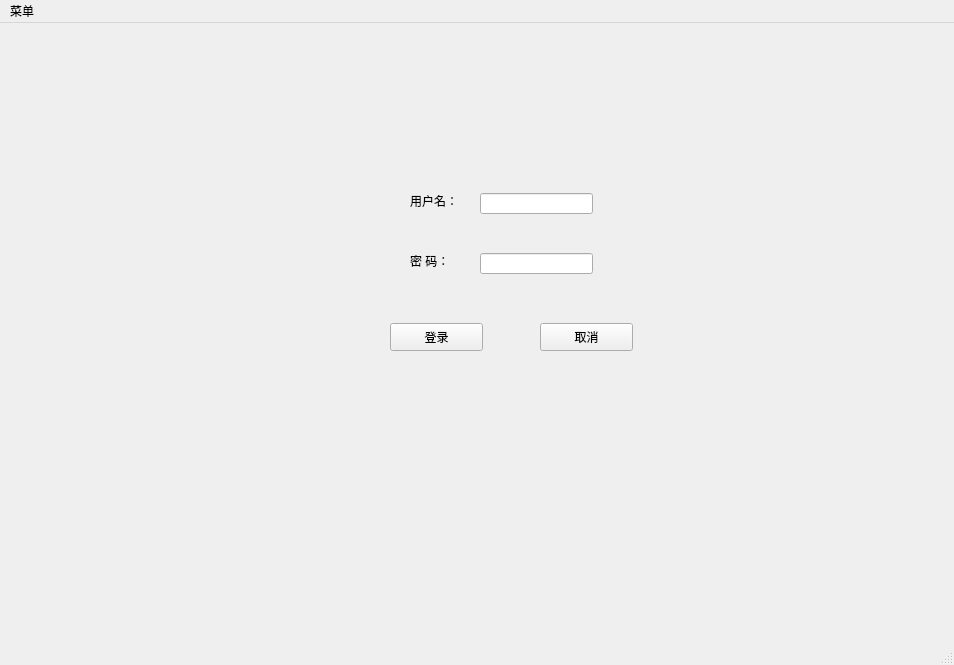
The window that pro0714/v0.1/ui/main.ui (xqhxxx/Pycodes) describes before a commit, drawn with Qt 5.
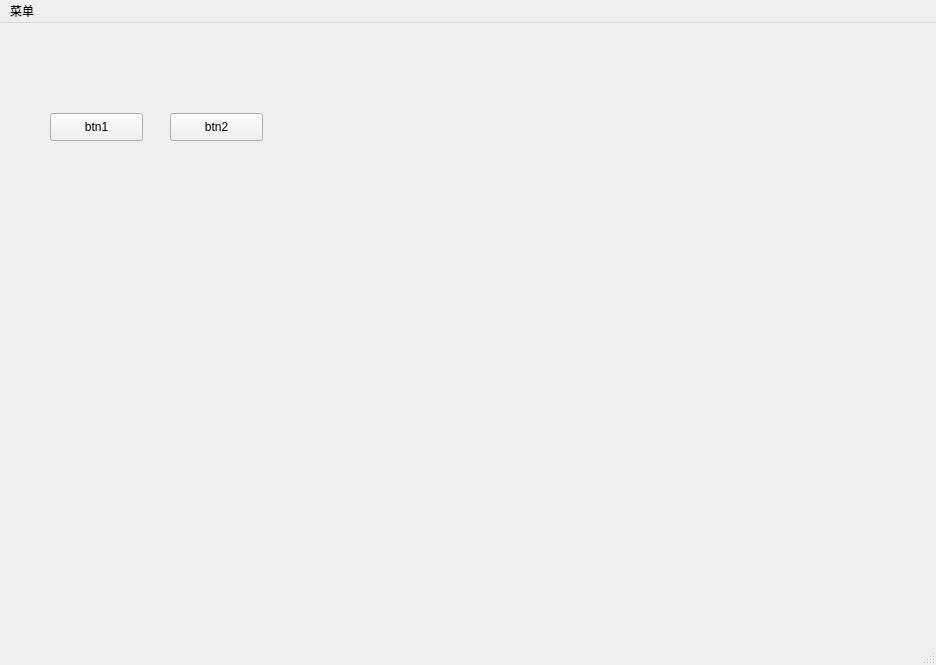
The same window after the commit. Icons and pictures are not drawn.

Commit message: xqh 修改ui部分  添加图片监测切换窗口

What changed in the file:
```diff
--- a/pro0714/v0.1/ui/main.ui
+++ b/pro0714/v0.1/ui/main.ui
@@ -6,7 +6,7 @@
    <rect>
     <x>0</x>
     <y>0</y>
-    <width>954</width>
+    <width>936</width>
     <height>665</height>
    </rect>
   </property>
@@ -24,7 +24,7 @@
      </rect>
     </property>
     <property name="currentIndex">
-     <number>0</number>
+     <number>3</number>
     </property>
     <widget class="QWidget" name="page_1">
      <widget class="QWidget" name="login_widget" native="true">
@@ -625,6 +625,44 @@
       </widget>
      </widget>
     </widget>
+    <widget class="QWidget" name="page_4">
+     <widget class="QWidget" name="image_widget" native="true">
+      <property name="geometry">
+       <rect>
+        <x>0</x>
+        <y>0</y>
+        <width>671</width>
+        <height>571</height>
+       </rect>
+      </property>
+      <widget class="QPushButton" name="btn1">
+       <property name="geometry">
+        <rect>
+         <x>20</x>
+         <y>80</y>
+         <width>93</width>
+         <height>28</height>
+        </rect>
+       </property>
+       <property name="text">
+        <string>btn1</string>
+       </property>
+      </widget>
+      <widget class="QPushButton" name="login_Button_2">
+       <property name="geometry">
+        <rect>
+         <x>140</x>
+         <y>80</y>
+         <width>93</width>
+         <height>28</height>
+        </rect>
+       </property>
+       <property name="text">
+        <string>btn2</string>
+       </property>
+      </widget>
+     </widget>
+    </widget>
    </widget>
   </widget>
   <widget class="QStatusBar" name="statusbar"/>
@@ -633,7 +671,7 @@
     <rect>
      <x>0</x>
      <y>0</y>
-     <width>954</width>
+     <width>936</width>
      <height>26</height>
     </rect>
    </property>
```
Left out of the diff: 7 changed lines with no effect on the pictures. The commit also changes 1 other file.
